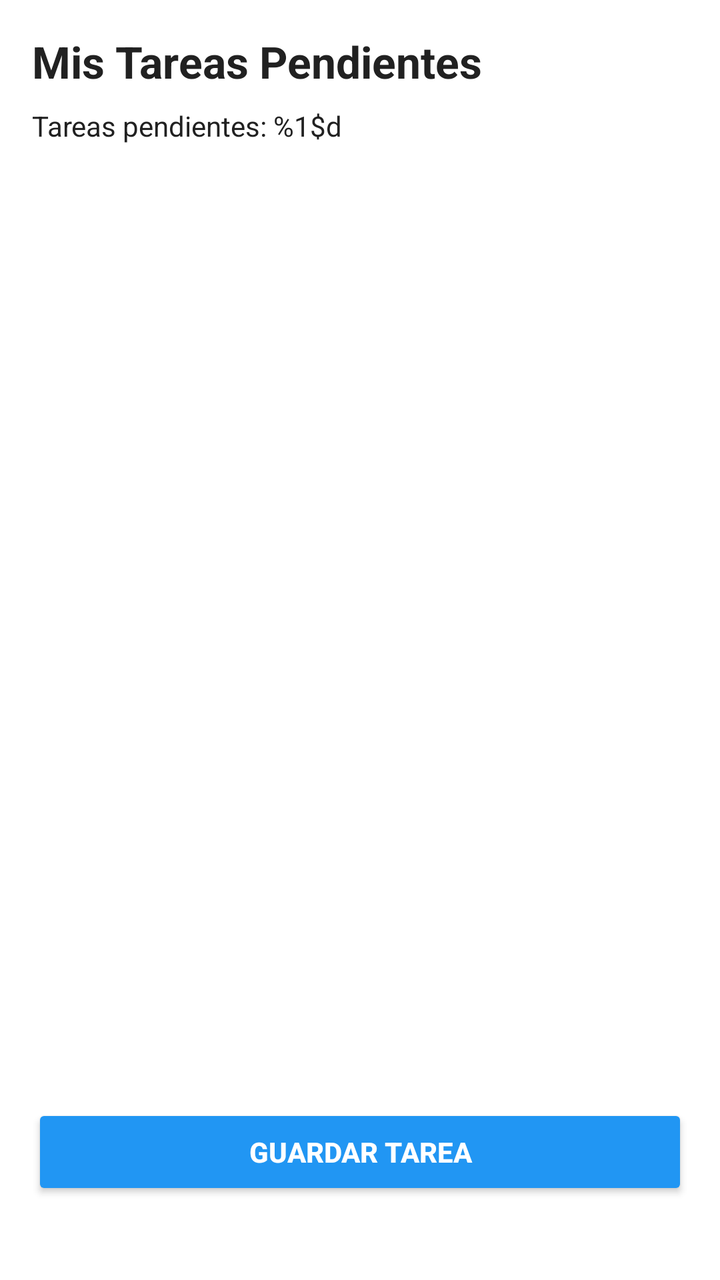
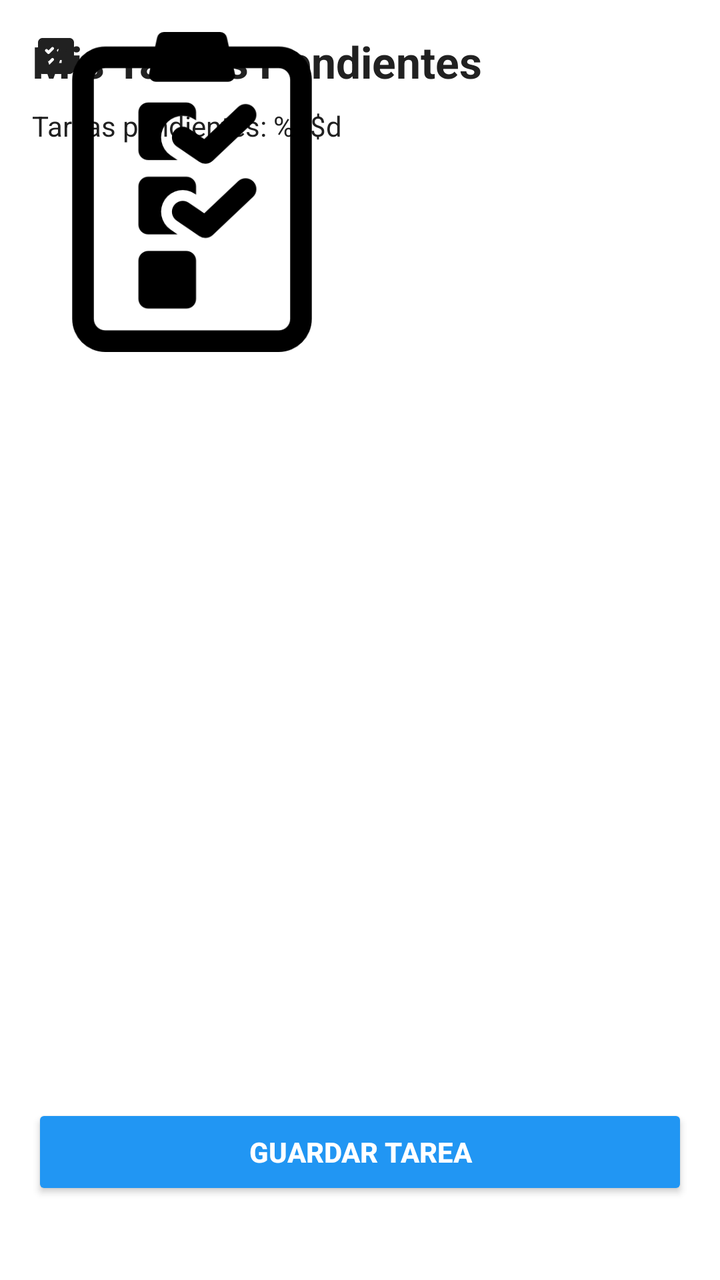

Screens rendered from an Android XML layout before and after an edit, with the pre-edit source and the edit as a unified diff.
<!-- AndroidManifest.xml: fallback theme Theme.MaterialComponents.DayNight.NoActionBar -->
<!-- res/layout/activity_main.xml -->
<?xml version="1.0" encoding="utf-8"?>
<androidx.constraintlayout.widget.ConstraintLayout xmlns:android="http://schemas.android.com/apk/res/android"
    xmlns:app="http://schemas.android.com/apk/res-auto"
    xmlns:tools="http://schemas.android.com/tools"
    android:id="@+id/main"
    android:layout_width="match_parent"
    android:layout_height="match_parent"
    android:background="@color/color_fondo"
    android:padding="16dp"
    tools:context=".MainActivity">

    
    <TextView
        android:id="@+id/tvTitulo"
        android:layout_width="wrap_content"
        android:layout_height="wrap_content"
        android:text="@string/titulo_main"
        style="@style/EstiloTitulo"
        app:layout_constraintTop_toTopOf="parent"
        app:layout_constraintStart_toStartOf="parent" />

    
    <TextView
        android:id="@+id/tvContador"
        android:layout_width="wrap_content"
        android:layout_height="wrap_content"
        android:text="@string/contador_tareas"
        android:textSize="14sp"
        android:textColor="@color/color_texto"
        android:layout_marginTop="8dp"
        app:layout_constraintTop_toBottomOf="@id/tvTitulo"
        app:layout_constraintStart_toStartOf="parent" />

    
    <Button
        android:id="@+id/btnAccion"
        android:layout_width="0dp"
        android:layout_height="wrap_content"
        android:text="@string/btn_guardar"
        style="@style/EstiloBoton"
        app:layout_constraintBottom_toBottomOf="parent"
        app:layout_constraintStart_toStartOf="parent"
        app:layout_constraintEnd_toEndOf="parent"
        android:layout_marginBottom="24dp" />

</androidx.constraintlayout.widget.ConstraintLayout>
<!-- resources referenced by this layout -->
<resources>
  <color name="color_fondo">#FFFFFF</color>
  <color name="color_texto">#212121</color>
  <string name="btn_guardar">Guardar Tarea</string>
  <string name="contador_tareas">Tareas pendientes: %1$d</string>
  <string name="titulo_main">Mis Tareas Pendientes</string>
  <style name="EstiloBoton">
          <item name="android:textSize">14sp</item>
          <item name="android:textStyle">bold</item>
          <item name="android:textColor">@color/color_fondo</item>
          <item name="android:backgroundTint">@color/color_primario</item>
          <item name="android:padding">12dp</item>
      </style>
  <style name="EstiloTitulo">
          <item name="android:textSize">22sp</item>
          <item name="android:textStyle">bold</item>
          <item name="android:textColor">@color/color_texto</item>
          <item name="android:layout_marginBottom">16dp</item>
      </style>
  <color name="color_primario">#2196F3</color>
</resources>

<!-- the commit's change to res/layout/activity_main.xml (unified diff, before → after) -->
@@ -32,6 +32,28 @@
         app:layout_constraintStart_toStartOf="parent" />
 
     
+    <ImageView
+        android:id="@+id/imagenVector"
+        android:layout_width="24dp"
+        android:layout_height="24dp"
+        android:contentDescription="@string/desc_vector"
+        app:srcCompat="@drawable/task_list"
+        tools:ignore="MissingConstraints"
+        tools:layout_editor_absoluteX="355dp"
+        tools:layout_editor_absoluteY="3dp" />
+
+    
+    <ImageView
+        android:id="@+id/imagenPNG"
+        android:layout_width="160dp"
+        android:layout_height="160dp"
+        android:contentDescription="@string/desc_bits"
+        app:srcCompat="@drawable/image"
+        tools:ignore="MissingConstraints"
+        tools:layout_editor_absoluteX="125dp"
+        tools:layout_editor_absoluteY="222dp" />
+
+    
     <Button
         android:id="@+id/btnAccion"
         android:layout_width="0dp"
<!-- resource entries referenced after the edit -->
@@ -2,8 +2,17 @@
 <resources>
   <color name="color_fondo">#FFFFFF</color>
   <color name="color_texto">#212121</color>
+  <!-- drawable image: png bitmap (drawable, 7514 bytes) -->
+  <!-- drawable task_list (drawable) -->
+  <vector xmlns:android="http://schemas.android.com/apk/res/android" android:height="24dp" android:viewportHeight="24" android:viewportWidth="24" android:width="24dp">
+        
+      <path android:fillColor="#212121" android:pathData="M5.25,3C4.007,3 3,4.007 3,5.25V18.75C3,19.993 4.007,21 5.25,21H18.75C19.993,21 21,19.993 21,18.75V5.25C21,4.007 19.993,3 18.75,3H5.25ZM10.78,8.78L8.78,10.78C8.487,11.073 8.013,11.073 7.72,10.78L6.72,9.78C6.427,9.487 6.427,9.013 6.72,8.72C7.013,8.427 7.487,8.427 7.78,8.72L8.25,9.189L9.72,7.72C10.013,7.427 10.487,7.427 10.78,7.72C11.073,8.013 11.073,8.487 10.78,8.78ZM16.75,8.5C17.164,8.5 17.5,8.836 17.5,9.25C17.5,9.664 17.164,10 16.75,10H13.25C12.836,10 12.5,9.664 12.5,9.25C12.5,8.836 12.836,8.5 13.25,8.5H16.75ZM12.5,14.75C12.5,14.336 12.836,14 13.25,14H16.75C17.164,14 17.5,14.336 17.5,14.75C17.5,15.164 17.164,15.5 16.75,15.5H13.25C12.836,15.5 12.5,15.164 12.5,14.75ZM10.78,13.22C11.073,13.513 11.073,13.987 10.78,14.28L8.78,16.28C8.487,16.573 8.013,16.573 7.72,16.28L6.72,15.28C6.427,14.987 6.427,14.513 6.72,14.22C7.013,13.927 7.487,13.927 7.78,14.22L8.25,14.689L9.72,13.22C10.013,12.927 10.487,12.927 10.78,13.22Z"/>
+      
+  </vector>
   <string name="btn_guardar">Guardar Tarea</string>
   <string name="contador_tareas">Tareas pendientes: %1$d</string>
+  <string name="desc_bits">imagen bits</string>
+  <string name="desc_vector">imagen vector</string>
   <string name="titulo_main">Mis Tareas Pendientes</string>
   <style name="EstiloBoton">
           <item name="android:textSize">14sp</item>
